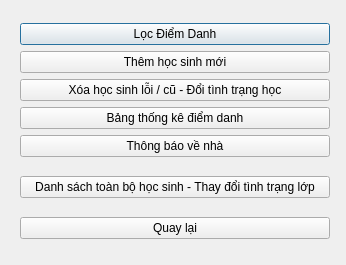
This is TranslateUiPyPackage/ui_ip/M1_qlhsPop.ui in longpham6595/kvmanagement as Qt 5 draws it before an edit. The edited form follows.
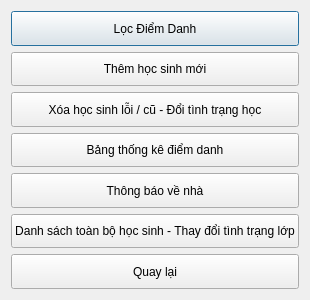
This is the edited form.

```diff
--- a/TranslateUiPyPackage/ui_ip/M1_qlhsPop.ui
+++ b/TranslateUiPyPackage/ui_ip/M1_qlhsPop.ui
@@ -9,27 +9,34 @@
    <rect>
     <x>0</x>
     <y>0</y>
-    <width>346</width>
-    <height>265</height>
+    <width>300</width>
+    <height>300</height>
    </rect>
   </property>
+  <property name="maximumSize">
+   <size>
+    <width>500</width>
+    <height>400</height>
+   </size>
+  </property>
   <property name="windowTitle">
    <string>Quản Lý Học Sinh</string>
   </property>
-  <widget class="QWidget" name="layoutWidget">
-   <property name="geometry">
-    <rect>
-     <x>20</x>
-     <y>10</y>
-     <width>310</width>
-     <height>242</height>
-    </rect>
-   </property>
-   <layout class="QVBoxLayout" name="verticalLayout_2">
-    <item>
      <layout class="QVBoxLayout" name="verticalLayout">
       <item>
        <widget class="QPushButton" name="ldd">
+     <property name="sizePolicy">
+      <sizepolicy hsizetype="Expanding" vsizetype="Expanding">
+       <horstretch>0</horstretch>
+       <verstretch>0</verstretch>
+      </sizepolicy>
+     </property>
+     <property name="maximumSize">
+      <size>
+       <width>500</width>
+       <height>50</height>
+      </size>
+     </property>
         <property name="text">
          <string>Lọc Điểm Danh</string>
         </property>
@@ -37,6 +44,18 @@
       </item>
       <item>
        <widget class="QPushButton" name="thsm">
+     <property name="sizePolicy">
+      <sizepolicy hsizetype="Expanding" vsizetype="Expanding">
+       <horstretch>0</horstretch>
+       <verstretch>0</verstretch>
+      </sizepolicy>
+     </property>
+     <property name="maximumSize">
+      <size>
+       <width>500</width>
+       <height>50</height>
+      </size>
+     </property>
         <property name="text">
          <string>Thêm học sinh mới</string>
         </property>
@@ -44,6 +63,18 @@
       </item>
       <item>
        <widget class="QPushButton" name="xoahs">
+     <property name="sizePolicy">
+      <sizepolicy hsizetype="Expanding" vsizetype="Expanding">
+       <horstretch>0</horstretch>
+       <verstretch>0</verstretch>
+      </sizepolicy>
+     </property>
+     <property name="maximumSize">
+      <size>
+       <width>500</width>
+       <height>50</height>
+      </size>
+     </property>
         <property name="text">
          <string>Xóa học sinh lỗi / cũ - Đổi tình trạng học</string>
         </property>
@@ -51,6 +82,18 @@
       </item>
       <item>
        <widget class="QPushButton" name="bdd">
+     <property name="sizePolicy">
+      <sizepolicy hsizetype="Expanding" vsizetype="Expanding">
+       <horstretch>0</horstretch>
+       <verstretch>0</verstretch>
+      </sizepolicy>
+     </property>
+     <property name="maximumSize">
+      <size>
+       <width>500</width>
+       <height>50</height>
+      </size>
+     </property>
         <property name="text">
          <string>Bảng thống kê điểm danh</string>
         </property>
@@ -58,15 +101,37 @@
       </item>
       <item>
        <widget class="QPushButton" name="tbvn">
+     <property name="sizePolicy">
+      <sizepolicy hsizetype="Expanding" vsizetype="Expanding">
+       <horstretch>0</horstretch>
+       <verstretch>0</verstretch>
+      </sizepolicy>
+     </property>
+     <property name="maximumSize">
+      <size>
+       <width>500</width>
+       <height>50</height>
+      </size>
+     </property>
         <property name="text">
          <string>Thông báo về nhà</string>
         </property>
        </widget>
       </item>
-     </layout>
-    </item>
     <item>
      <widget class="QPushButton" name="dshs">
+     <property name="sizePolicy">
+      <sizepolicy hsizetype="Expanding" vsizetype="Expanding">
+       <horstretch>0</horstretch>
+       <verstretch>0</verstretch>
+      </sizepolicy>
+     </property>
+     <property name="maximumSize">
+      <size>
+       <width>500</width>
+       <height>50</height>
+      </size>
+     </property>
       <property name="text">
        <string>Danh sách toàn bộ học sinh - Thay đổi tình trạng lớp</string>
       </property>
@@ -74,13 +139,24 @@
     </item>
     <item>
      <widget class="QPushButton" name="quaylai">
+     <property name="sizePolicy">
+      <sizepolicy hsizetype="Expanding" vsizetype="Expanding">
+       <horstretch>0</horstretch>
+       <verstretch>0</verstretch>
+      </sizepolicy>
+     </property>
+     <property name="maximumSize">
+      <size>
+       <width>500</width>
+       <height>50</height>
+      </size>
+     </property>
       <property name="text">
        <string>Quay lại</string>
       </property>
      </widget>
     </item>
    </layout>
-  </widget>
  </widget>
  <resources/>
  <connections/>
```
Lines whose indentation alone changed are shown as unchanged.
